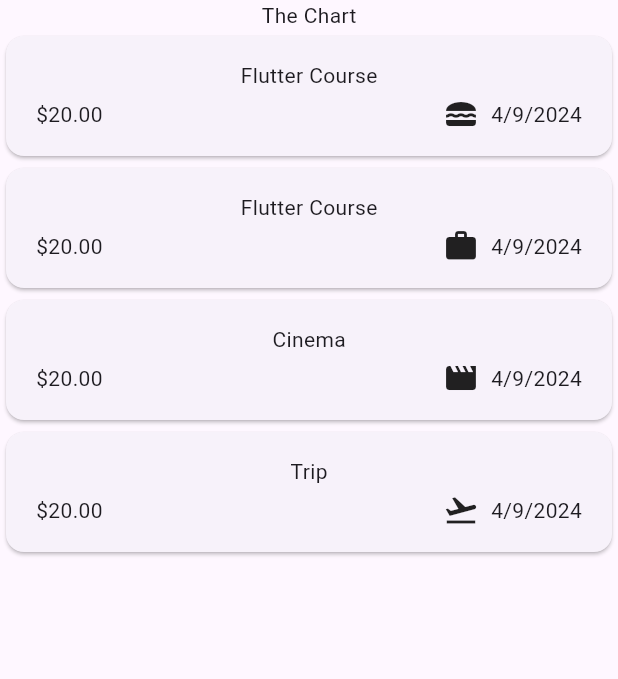
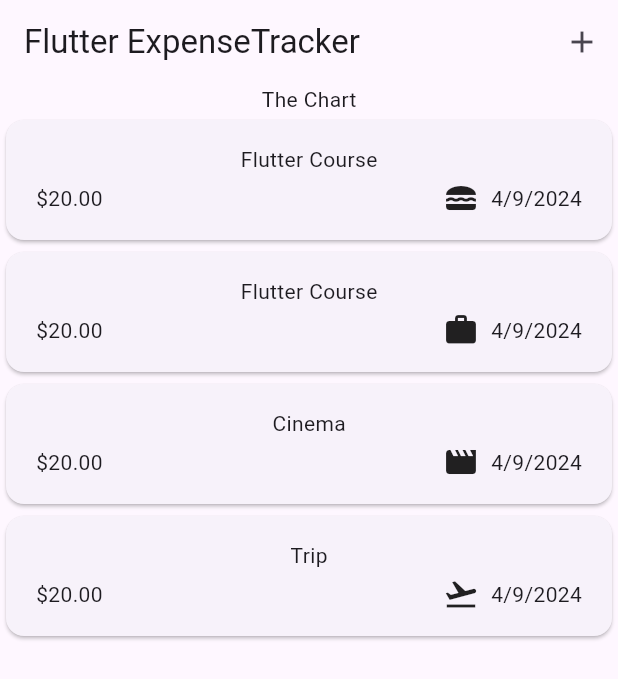
Before and after one commit to PratikPaulkar/expense_tracker, a Flutter app: the screen it shows after launch, on a phone screen of 412 x 824 dp. Shown: the top 679 px of the screen. Run offline on Flutter 3.47's test engine with Material 3 defaults, Android fonts, the phone set to English and light mode, and no system bars.

Commit message:
Modified the folder structure.

```diff
--- a/lib/expenses.dart
+++ b/lib/Widgets/expenses.dart
@@ -1,4 +1,4 @@
-import 'package:expense_tracker/expenses_list/expenses_list.dart';
+import 'package:expense_tracker/Widgets/expenses_list/expenses_list.dart';
 import 'package:expense_tracker/model/expense.dart';
 import 'package:flutter/material.dart';
 
@@ -36,9 +36,21 @@ class _ExpensesState extends State<Expenses> {
     ),
   ];
 
+  _openAddExpenseOverlay() {
+    showModalBottomSheet(context: context, builder: (ctx) {
+      return const Text("Modal bottom sheet");
+    });
+  }
+
   @override
   Widget build(BuildContext context){
     return Scaffold(
+      appBar: AppBar(
+        title: const Text('Flutter ExpenseTracker'),
+        actions: [
+          IconButton(onPressed: _openAddExpenseOverlay, icon: const Icon(Icons.add))
+        ],
+      ),
       body: Column(
         children: [
           const Text("The Chart"),
--- a/lib/expenses_list/expenses_list.dart
+++ b/lib/Widgets/expenses_list/expenses_list.dart
@@ -1,4 +1,4 @@
-import 'package:expense_tracker/expenses_list/expense_item.dart';
+import 'package:expense_tracker/Widgets/expenses_list/expense_item.dart';
 import 'package:expense_tracker/model/expense.dart';
 import 'package:flutter/material.dart';
 
--- a/lib/main.dart
+++ b/lib/main.dart
@@ -1,5 +1,5 @@
 import 'package:flutter/material.dart';
-import 'package:expense_tracker/expenses.dart';
+import 'package:expense_tracker/Widgets/expenses.dart';
 
 void main() {
   runApp(
```
Also changed, not shown: lib/Widgets/expenses_list/expense_item.dart (renamed from lib/expenses_list/expense_item.dart).
